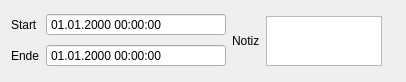
The window that HR_Managment_System_Application/editzeiteintragitem.ui (MehmetMertt/twentyONE_HR_System) describes before a commit, drawn with Qt 5.
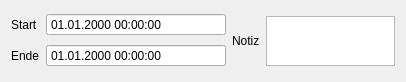
The same window after the commit.

```diff
--- a/HR_Managment_System_Application/editzeiteintragitem.ui
+++ b/HR_Managment_System_Application/editzeiteintragitem.ui
@@ -136,13 +136,6 @@
      </item>
     </layout>
    </item>
-   <item>
-    <widget class="QLabel" name="error_text">
-     <property name="text">
-      <string/>
-     </property>
-    </widget>
-   </item>
   </layout>
  </widget>
  <resources/>
```
Left out of the diff: 6 changed lines with no effect on the pictures.
